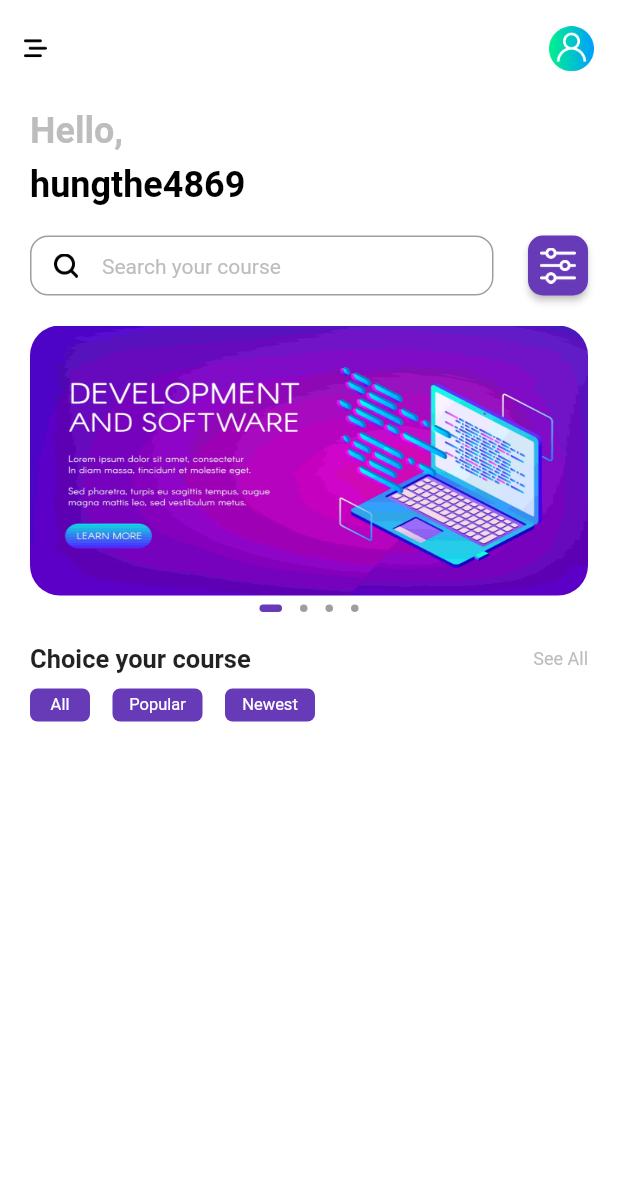
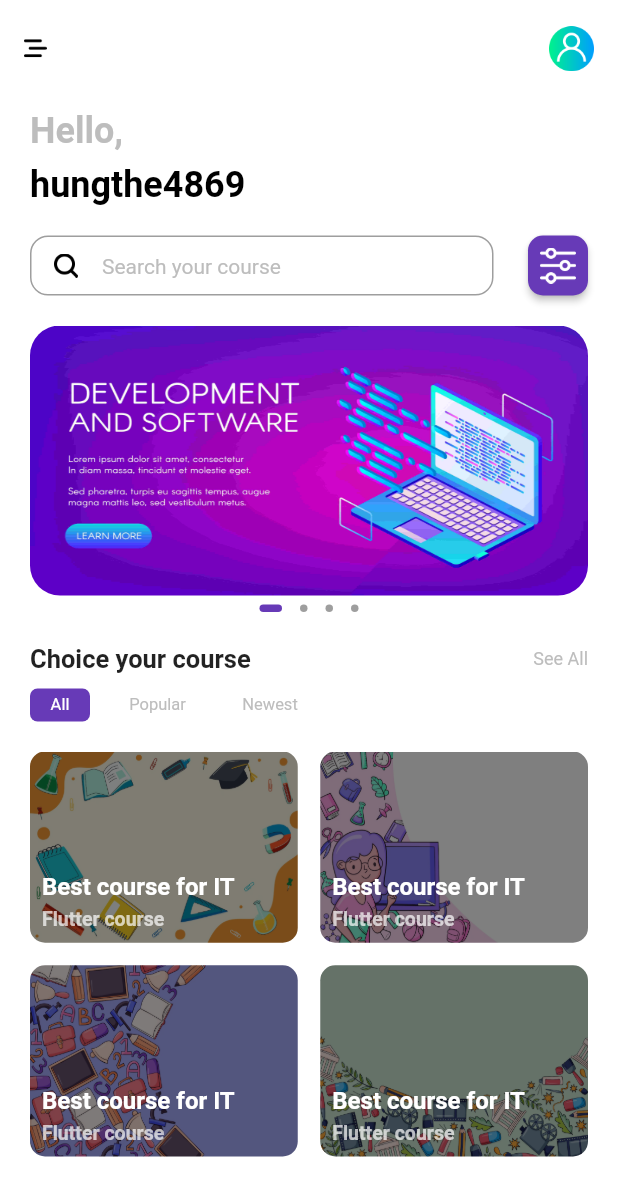
Before and after one commit to hungbui1204/ulearning_app, a Flutter app: the HomeScreen screen opened by its route, on a phone screen of 412 x 824 dp. Shown: the top 1196 px of the screen. Run offline on Flutter 3.47's test engine with Material 2 defaults, Android fonts, the phone set to English and light mode, and no system bars; drawn by our look-alikes of dots_indicator; our stand-ins replace firebase_auth, firebase_core, flutter_bloc, flutter_screenutil, fluttertoast, shared_preferences; accounts and stored records are empty.

Commit message:
update home page

```diff
--- a/lib/page/home/home_screen.dart
+++ b/lib/page/home/home_screen.dart
@@ -16,6 +16,12 @@ class _HomeScreenState extends State<HomeScreen> {
   Widget build(BuildContext context) {
     double screenWidth = MediaQuery.of(context).size.width;
     double screenHeight = MediaQuery.of(context).size.height;
+    List<String> gridImg = [
+      'assets/images/grid1.jpg',
+      'assets/images/grid2.jpg',
+      'assets/images/grid3.jpg',
+      'assets/images/grid4.jpg'
+    ];
     return Scaffold(
         backgroundColor: Colors.white,
         appBar: buildHomeAppBar(context),
@@ -94,14 +100,67 @@ class _HomeScreenState extends State<HomeScreen> {
                               )))),
                     ],
                   ),
-                  SizedBox(
+                  const SizedBox(
                     height: 20,
                   ),
                   sliderView(context, state),
-                  SizedBox(
+                  const SizedBox(
                     height: 15,
                   ),
                   menuView(),
+                  const SizedBox(
+                    height: 20,
+                  ),
+                  GridView.builder(
+                      scrollDirection: Axis.vertical,
+                      shrinkWrap: true,
+                      gridDelegate:
+                          const SliverGridDelegateWithFixedCrossAxisCount(
+                              childAspectRatio: 1.4,
+                              mainAxisSpacing: 15,
+                              crossAxisSpacing: 15,
+                              crossAxisCount: 2),
+                      itemCount: 4,
+                      itemBuilder: (context, index) {
+                        return Container(
+                          height: 100,
+                          width: 100,
+                          decoration: BoxDecoration(
+                              image: DecorationImage(
+                                  image: AssetImage(gridImg[index]),
+                                  fit: BoxFit.fill,
+                                  colorFilter: ColorFilter.mode(
+                                      Colors.black.withOpacity(0.5),
+                                      BlendMode.darken)),
+                              borderRadius: BorderRadius.circular(10)),
+                          child: Padding(
+                            padding: const EdgeInsets.all(8.0),
+                            child: Column(
+                              mainAxisAlignment: MainAxisAlignment.end,
+                              crossAxisAlignment: CrossAxisAlignment.start,
+                              children: [
+                                Text(
+                                  'Best course for IT',
+                                  style: TextStyle(
+                                      fontSize: 16,
+                                      fontWeight: FontWeight.bold,
+                                      color: Colors.white),
+                                ),
+                                SizedBox(
+                                  height: 5,
+                                ),
+                                Text(
+                                  'Flutter course',
+                                  style: TextStyle(
+                                      fontWeight: FontWeight.bold,
+                                      fontSize: 13,
+                                      color: Colors.white.withOpacity(0.7)),
+                                )
+                              ],
+                            ),
+                          ),
+                        );
+                      })
                 ],
               ),
             ),
--- a/lib/page/home/widgets/widgets.dart
+++ b/lib/page/home/widgets/widgets.dart
@@ -129,12 +129,11 @@ Widget menuView() {
             height: 22,
             width: 60,
             decoration: BoxDecoration(
-                color: Colors.deepPurple,
-                borderRadius: BorderRadius.circular(5)),
+                color: Colors.white, borderRadius: BorderRadius.circular(5)),
             child: Center(
               child: Text(
                 'Popular',
-                style: TextStyle(color: Colors.white, fontSize: 11),
+                style: TextStyle(color: Colors.grey.shade400, fontSize: 11),
               ),
             ),
           ),
@@ -145,12 +144,11 @@ Widget menuView() {
             height: 22,
             width: 60,
             decoration: BoxDecoration(
-                color: Colors.deepPurple,
-                borderRadius: BorderRadius.circular(5)),
+                color: Colors.white, borderRadius: BorderRadius.circular(5)),
             child: Center(
               child: Text(
                 'Newest',
-                style: TextStyle(color: Colors.white, fontSize: 11),
+                style: TextStyle(color: Colors.grey.shade400, fontSize: 11),
               ),
             ),
           )
```
Also changed, not shown: assets/images/grid1.jpg (added), assets/images/grid2.jpg (added), assets/images/grid3.jpg (added), assets/images/grid4.jpg (added).
